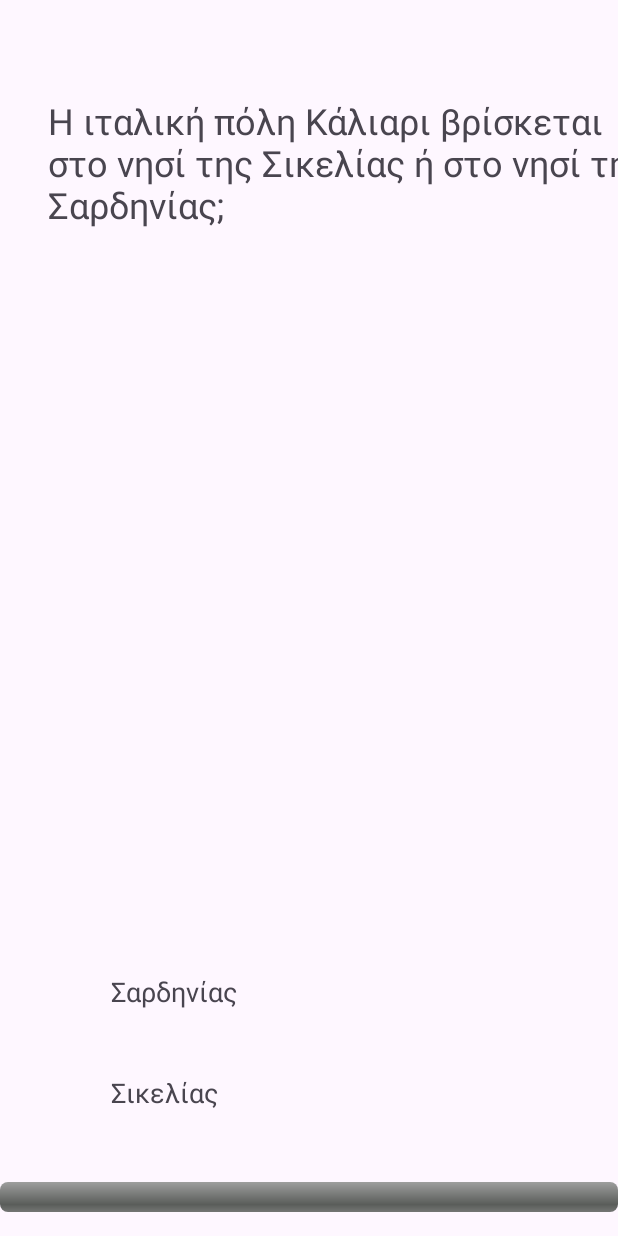
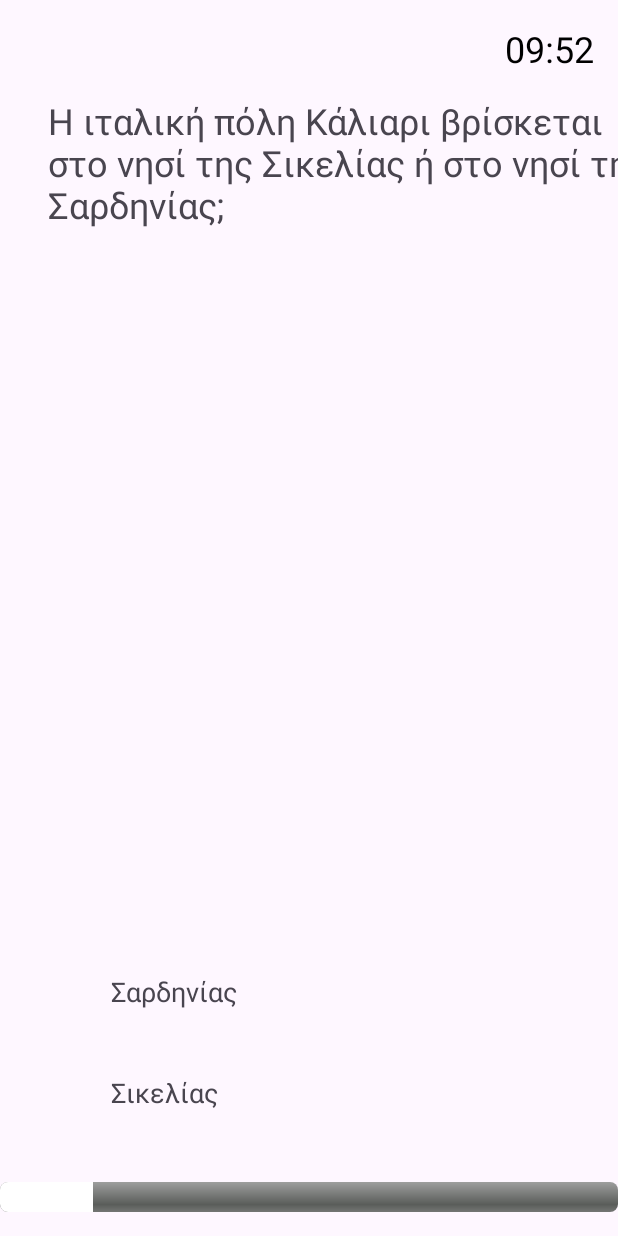
Before and after one commit to kwstas1kosfi/androidapp, an Android app: the QuestionActivity screen opened directly, with no data from a screen before it, after a tap on "Ζάκυνθος", on a phone screen of 412 x 824 dp. Run offline under Robolectric (Android 15) with nearby library versions, the phone set to English and light mode, and no system bars; 3 other taps on this screen came first.

Commit message:
les go team

```diff
--- a/app/src/main/java/com/example/myhello/QuestionActivity.java
+++ b/app/src/main/java/com/example/myhello/QuestionActivity.java
@@ -1,6 +1,9 @@
 package com.example.myhello;
 
+import android.annotation.SuppressLint;
 import android.os.Bundle;
+import android.os.CountDownTimer;
+import android.os.Handler;
 import android.widget.ImageView;
 import android.widget.LinearLayout;
 import android.widget.ProgressBar;
@@ -20,6 +23,8 @@ public class QuestionActivity extends AppCompatActivity {
     private Data db;
     private String academicId;
 
+    private static final long TIME_LIMIT_MILLIS = 600000; // 10 minutes
+    private CountDownTimer countDownTimer;
 
     @Override
     protected void onCreate(Bundle savedInstanceState) {
@@ -37,8 +42,8 @@ public class QuestionActivity extends AppCompatActivity {
         if (getIntent().hasExtra("ACADEMIC_ID")) {
             academicId = getIntent().getStringExtra("ACADEMIC_ID");
         } else {
-            // Handle the case where academic ID is not passed
         }
+        startTimer();
     }
 
     private void showQuestion(Question question) {
@@ -86,13 +91,14 @@ public class QuestionActivity extends AppCompatActivity {
                     // Handle correct answer
                     Toast.makeText(this, "Correct!", Toast.LENGTH_SHORT).show();
                     score++;
-                    // Update progress bar
-                    updateProgressBar();
                 } else {
                     // Handle incorrect answer
                     Toast.makeText(this, "Incorrect. The correct answer is " + correctAnswer, Toast.LENGTH_SHORT).show();
                 }
-
+                // Update progress bar
+                updateProgressBar();
+                // Move to the next question
+                new Handler().postDelayed(() -> {
                     // Move to the next question
                     currentQuestionIndex++;
                     if (currentQuestionIndex < questions.size()) {
@@ -100,9 +106,9 @@ public class QuestionActivity extends AppCompatActivity {
                     } else {
                         db.updateScore(academicId, String.valueOf(score));
                         // Display quiz completion message or navigate to next activity
-                    Toast.makeText(this, "Quiz Completed!", Toast.LENGTH_SHORT).show();
-                    Toast.makeText(this, academicId + score, Toast.LENGTH_SHORT).show();
+                        Toast.makeText(QuestionActivity.this, "Quiz Completed!", Toast.LENGTH_SHORT).show();
                     }
+                }, 2300); // Delay in milliseconds (1000 milliseconds = 1 second)
             });
 
             // Add the option TextView to the layout
@@ -116,7 +122,44 @@ public class QuestionActivity extends AppCompatActivity {
         int totalQuestions = questions.size();
         int answeredQuestions = currentQuestionIndex + 1; // Index starts from 0
         int progress = (answeredQuestions * 100) / totalQuestions;
+        progressBar.setBackgroundColor(1);
         progressBar.setProgress(progress);
     }
 
+    private void startTimer() {
+        countDownTimer = new CountDownTimer(TIME_LIMIT_MILLIS, 1000) {
+            @SuppressLint({"SetTextI18n", "DefaultLocale"})
+            @Override
+            public void onTick(long millisUntilFinished) {
+                // Update the UI with the remaining time
+
+                TextView timerTextView = findViewById(R.id.timerTextView);
+                long minutes = millisUntilFinished / 60000;
+                long seconds = (millisUntilFinished % 60000) / 1000;
+                timerTextView.setText(String.format("%02d:%02d", minutes, seconds));
             }
+
+            @SuppressLint("SetTextI18n")
+            @Override
+            public void onFinish() {
+                TextView timerTextView = findViewById(R.id.timerTextView);
+                // Timer finished, handle the end of the time limit
+                timerTextView.setText("Time's up!");
+                // Add logic to handle the end of the time limit, e.g., show correct answer, move to the next question, etc.
+            }
+        };
+
+        // Start the countdown timer
+        countDownTimer.start();
+    }
+
+    @Override
+    protected void onDestroy() {
+        super.onDestroy();
+        // Cancel the countdown timer to avoid memory leaks
+        if (countDownTimer != null) {
+            countDownTimer.cancel();
+        }
+    }
+
+}
--- a/app/src/main/res/layout/question_activity.xml
+++ b/app/src/main/res/layout/question_activity.xml
@@ -27,6 +27,18 @@
         android:layout_marginStart="32dp"
         android:layout_marginEnd="32dp"
         app:layout_constraintWidth_percent="0.8"
+        tools:ignore="MissingConstraints" />
+
+    <TextView
+        android:id="@+id/timerTextView"
+        android:layout_width="wrap_content"
+        android:layout_height="wrap_content"
+        android:textSize="24sp"
+        android:textColor="@color/black"
+        app:layout_constraintEnd_toEndOf="parent"
+        app:layout_constraintTop_toTopOf="parent"
+        android:layout_marginTop="16dp"
+        android:layout_marginEnd="16dp"
         tools:ignore="MissingConstraints" />
 
     <LinearLayout
```
Also changed, not shown: app/src/main/java/com/example/myhello/UserActivity.java (+8 -1 lines). Lines whose indentation alone changed are shown as unchanged.
